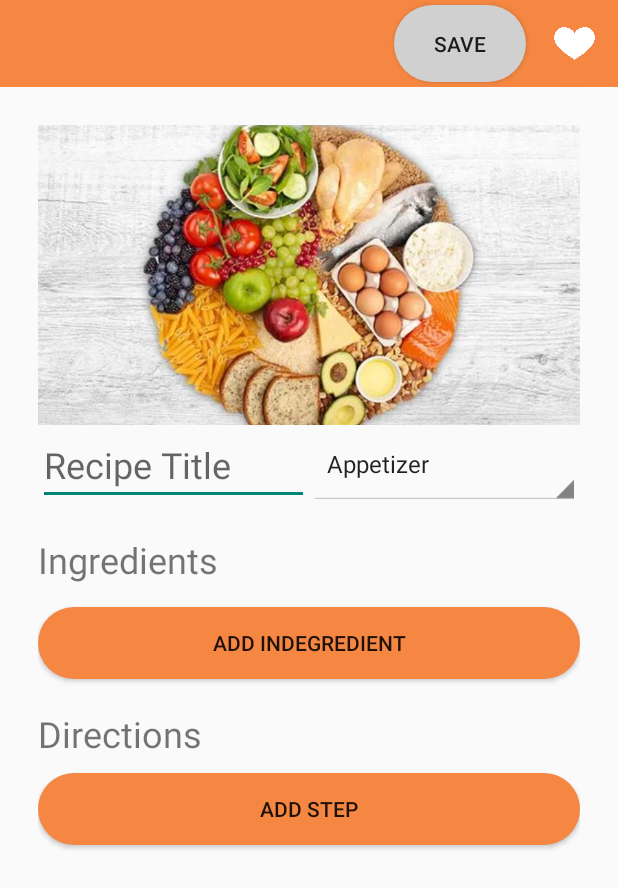
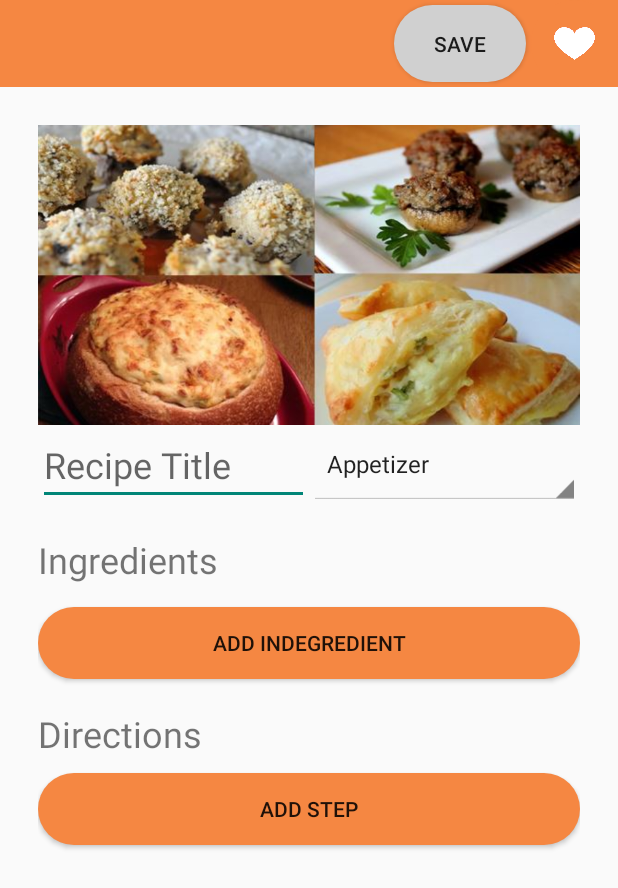
Before and after one commit to desmondsyu/recipes, an Android app: the DetailActivity screen opened directly, with no data from a screen before it, on a phone screen of 412 x 824 dp. Shown: the top 888 px of the screen. Run offline under Robolectric (Android 15) with nearby library versions, the phone set to English and light mode, and no system bars; our stand-ins replace Room's generated code.

Commit message:
mapping category to image

```diff
--- a/app/src/main/java/com/kexin/recipes/DetailActivity.java
+++ b/app/src/main/java/com/kexin/recipes/DetailActivity.java
@@ -27,6 +27,7 @@ import java.util.List;
 import java.util.concurrent.ExecutorService;
 import java.util.concurrent.Executors;
 
+import java.util.HashMap;
 public class DetailActivity extends AppCompatActivity {
     EditText et_title;
     Spinner sp_category;
@@ -42,6 +43,7 @@ public class DetailActivity extends AppCompatActivity {
     StepAdapter stepAdapter;
     List<Step> stepList;
 
+    HashMap<String, Integer> categoryImageMap;
     @Override
     protected void onCreate(Bundle savedInstanceState) {
         super.onCreate(savedInstanceState);
@@ -51,6 +53,17 @@ public class DetailActivity extends AppCompatActivity {
         // handle main data
         et_title = findViewById(R.id.et_title);
         sp_category = findViewById(R.id.sp_category);
+        iv_thumbnail = findViewById(R.id.iv_thumbnail);
+        categoryImageMap = new HashMap<>();
+        categoryImageMap.put("Appetizer", R.drawable.appetizer);  // Replace with actual image resources
+        categoryImageMap.put("Beverage", R.drawable.beverage);
+        categoryImageMap.put("Breakfast", R.drawable.breakfast);
+        categoryImageMap.put("Dessert", R.drawable.dessert);
+        categoryImageMap.put("Main Course", R.drawable.main_course);
+        categoryImageMap.put("Sauce", R.drawable.sauce);
+        categoryImageMap.put("Side Dish", R.drawable.side_dish);
+        categoryImageMap.put("Snacks", R.drawable.snacks);
+        categoryImageMap.put("Soup", R.drawable.soup);
         ArrayAdapter<CharSequence> adapter = ArrayAdapter.createFromResource(
                 this,
                 R.array.category_array,
@@ -59,8 +72,24 @@ public class DetailActivity extends AppCompatActivity {
         adapter.setDropDownViewResource(android.R.layout.simple_spinner_dropdown_item);
         sp_category.setAdapter(adapter);
 
-        iv_thumbnail = findViewById(R.id.iv_thumbnail);
+        // Set default image for category
+        iv_thumbnail.setImageResource(R.drawable.default_thumbnail);  // Use a default image initially
 
+        sp_category.setOnItemSelectedListener(new android.widget.AdapterView.OnItemSelectedListener() {
+            @Override
+            public void onItemSelected(android.widget.AdapterView<?> parentView, View view, int position, long id) {
+                String selectedCategory = (String) parentView.getItemAtPosition(position);
+                if (categoryImageMap.containsKey(selectedCategory)) {
+                    iv_thumbnail.setImageResource(categoryImageMap.get(selectedCategory));
+                } else {
+                    iv_thumbnail.setImageResource(R.drawable.default_thumbnail);
+                }
+            }
+            @Override
+            public void onNothingSelected(android.widget.AdapterView<?> parentView) {
+                iv_thumbnail.setImageResource(R.drawable.default_thumbnail);
+            }
+        });
         isFavorite = false;
 
         // handle ingredients
```
